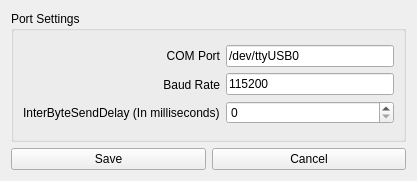
fredcooke/emstudio, file src/comsettings.ui: the form before one commit.
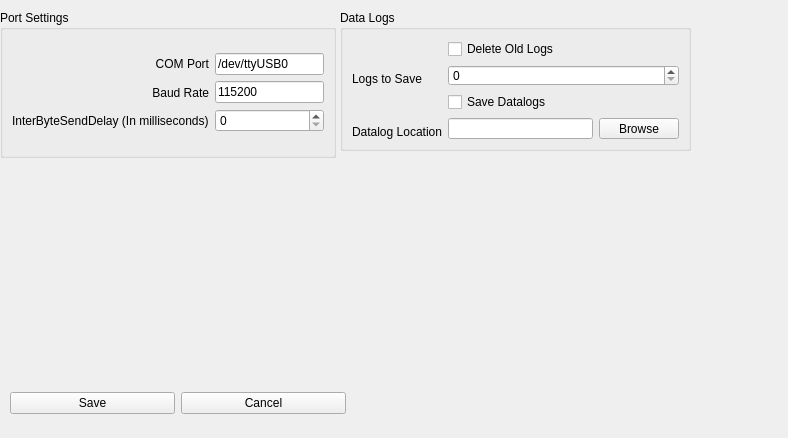
The form after the commit.

Commit message:
Added disable data logs and log settings in the settings window.
- Data logs are enabled by default, but via the settings window they can
be disabled. This will also disable the meta.json file from being
generated when an ecu is connected.
- Provisions for removing old logs, and saving logs to a new path have
been added in the settings window, but they are not connected or
working yet.

The edit to the form file:
```diff
--- a/src/comsettings.ui
+++ b/src/comsettings.ui
@@ -6,18 +6,146 @@
    <rect>
     <x>0</x>
     <y>0</y>
-    <width>417</width>
-    <height>181</height>
+    <width>788</width>
+    <height>438</height>
    </rect>
   </property>
   <property name="windowTitle">
    <string>Form</string>
   </property>
+  <widget class="QGroupBox" name="groupBox_2">
+   <property name="geometry">
+    <rect>
+     <x>340</x>
+     <y>10</y>
+     <width>351</width>
+     <height>141</height>
+    </rect>
+   </property>
+   <property name="title">
+    <string>Data Logs</string>
+   </property>
+   <layout class="QVBoxLayout" name="verticalLayout_7">
+    <item>
+     <layout class="QHBoxLayout" name="horizontalLayout_4">
+      <item>
+       <layout class="QVBoxLayout" name="verticalLayout_6">
+        <item>
+         <spacer name="verticalSpacer">
+          <property name="orientation">
+           <enum>Qt::Vertical</enum>
+          </property>
+          <property name="sizeHint" stdset="0">
+           <size>
+            <width>20</width>
+            <height>40</height>
+           </size>
+          </property>
+         </spacer>
+        </item>
+        <item>
+         <widget class="QLabel" name="label_4">
+          <property name="text">
+           <string>Logs to Save</string>
+          </property>
+         </widget>
+        </item>
+        <item>
+         <spacer name="verticalSpacer_2">
+          <property name="orientation">
+           <enum>Qt::Vertical</enum>
+          </property>
+          <property name="sizeHint" stdset="0">
+           <size>
+            <width>20</width>
+            <height>40</height>
+           </size>
+          </property>
+         </spacer>
+        </item>
+        <item>
+         <widget class="QLabel" name="label_3">
+          <property name="text">
+           <string>Datalog Location</string>
+          </property>
+         </widget>
+        </item>
+       </layout>
+      </item>
+      <item>
   <layout class="QVBoxLayout" name="verticalLayout_4">
    <item>
-    <layout class="QVBoxLayout" name="verticalLayout_3" stretch="1,0">
+         <widget class="QCheckBox" name="clearDataLogsCheckBox">
+          <property name="text">
+           <string>Delete Old Logs</string>
+          </property>
+         </widget>
+        </item>
      <item>
+         <widget class="QSpinBox" name="logCountSpinBox"/>
+        </item>
+        <item>
+         <widget class="QCheckBox" name="saveDataLogCheckBox">
+          <property name="text">
+           <string>Save Datalogs</string>
+          </property>
+         </widget>
+        </item>
+        <item>
+         <layout class="QHBoxLayout" name="horizontalLayout_3">
+          <item>
+           <widget class="QLineEdit" name="datalogLocationLineEdit"/>
+          </item>
+          <item>
+           <widget class="QPushButton" name="datalogLocationBrowseButton">
+            <property name="text">
+             <string>Browse</string>
+            </property>
+           </widget>
+          </item>
+         </layout>
+        </item>
+       </layout>
+      </item>
+     </layout>
+    </item>
+   </layout>
+  </widget>
+  <widget class="QWidget" name="">
+   <property name="geometry">
+    <rect>
+     <x>10</x>
+     <y>390</y>
+     <width>336</width>
+     <height>26</height>
+    </rect>
+   </property>
+   <layout class="QHBoxLayout" name="horizontalLayout_2">
+    <item>
+     <widget class="QPushButton" name="savePushButton">
+      <property name="text">
+       <string>Save</string>
+      </property>
+     </widget>
+    </item>
+    <item>
+     <widget class="QPushButton" name="cancelPushButton">
+      <property name="text">
+       <string>Cancel</string>
+      </property>
+     </widget>
+    </item>
+   </layout>
+  </widget>
       <widget class="QGroupBox" name="groupBox">
+   <property name="geometry">
+    <rect>
+     <x>0</x>
+     <y>10</y>
+     <width>336</width>
+     <height>148</height>
+    </rect>
+   </property>
        <property name="title">
         <string>Port Settings</string>
        </property>
@@ -83,28 +211,6 @@
         </item>
        </layout>
       </widget>
-     </item>
-     <item>
-      <layout class="QHBoxLayout" name="horizontalLayout_2">
-       <item>
-        <widget class="QPushButton" name="savePushButton">
-         <property name="text">
-          <string>Save</string>
-         </property>
-        </widget>
-       </item>
-       <item>
-        <widget class="QPushButton" name="cancelPushButton">
-         <property name="text">
-          <string>Cancel</string>
-         </property>
-        </widget>
-       </item>
-      </layout>
-     </item>
-    </layout>
-   </item>
-  </layout>
  </widget>
  <resources/>
  <connections/>
```
Lines whose indentation alone changed are shown as unchanged. The commit also changes 8 other files.
